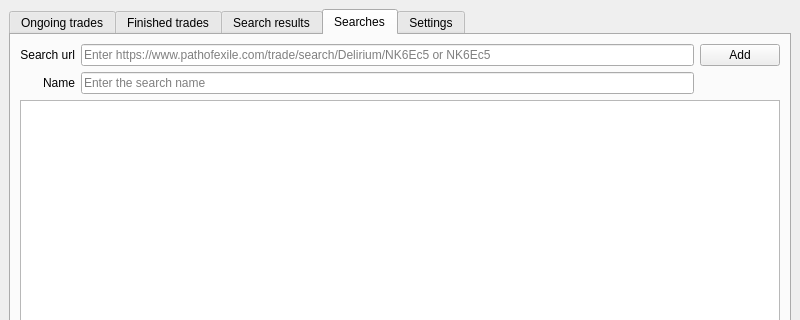
azais-corentin/StillSane, file mainwindow.ui: the form before one commit; both pictures show x 0 to 800 and y 0 to 320 of the 800 by 600 pixel window.
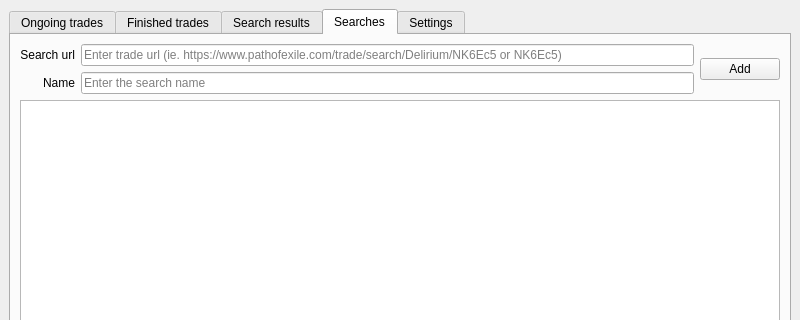
The form after the commit.

```diff
--- a/mainwindow.ui
+++ b/mainwindow.ui
@@ -65,13 +65,6 @@
           </property>
          </widget>
         </item>
-        <item row="0" column="2">
-         <widget class="QPushButton" name="bAddSearch">
-          <property name="text">
-           <string>Add</string>
-          </property>
-         </widget>
-        </item>
         <item row="2" column="0" colspan="3">
          <widget class="QTableView" name="tableSearches">
           <property name="horizontalScrollBarPolicy">
@@ -97,7 +90,7 @@
         <item row="0" column="1">
          <widget class="QLineEdit" name="eSearchUrl">
           <property name="placeholderText">
-           <string>Enter https://www.pathofexile.com/trade/search/Delirium/NK6Ec5 or NK6Ec5</string>
+           <string>Enter trade url (ie. https://www.pathofexile.com/trade/search/Delirium/NK6Ec5 or NK6Ec5)</string>
           </property>
          </widget>
         </item>
@@ -118,6 +111,13 @@
           </property>
          </widget>
         </item>
+        <item row="0" column="2" rowspan="2">
+         <widget class="QPushButton" name="bAddSearch">
+          <property name="text">
+           <string>Add</string>
+          </property>
+         </widget>
+        </item>
        </layout>
       </widget>
       <widget class="QWidget" name="tabSettings">
```
